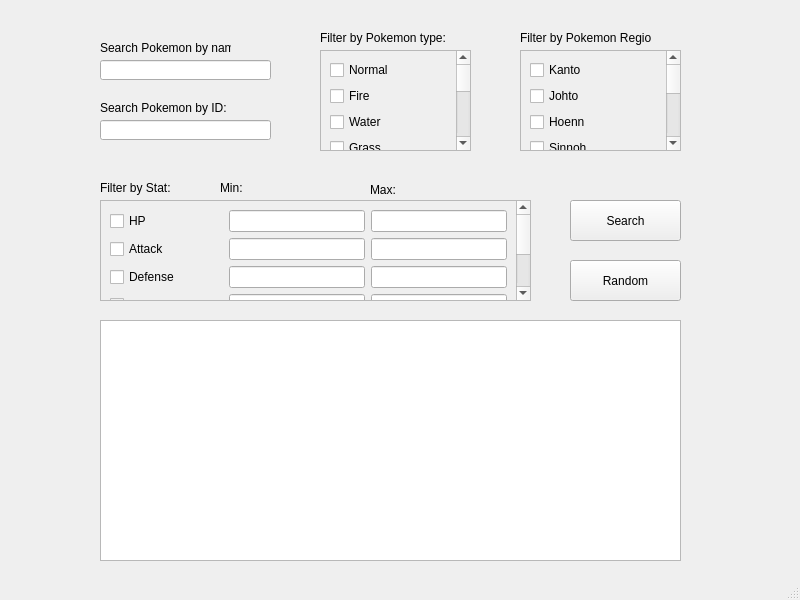
The window that UI/mainWindow.ui (NickHefel/Pokedex) describes before a commit, drawn with Qt 5.
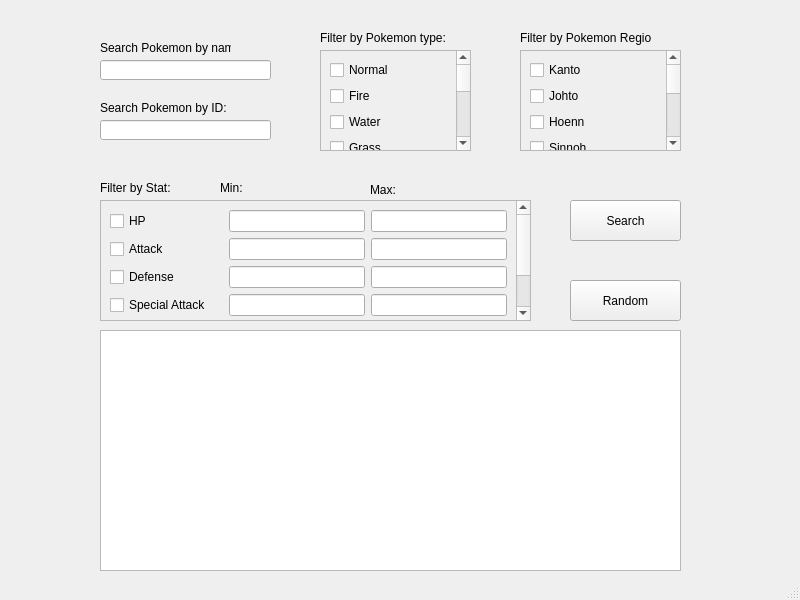
The same window after the commit.

```diff
--- a/UI/mainWindow.ui
+++ b/UI/mainWindow.ui
@@ -311,7 +311,7 @@
       <x>100</x>
       <y>200</y>
       <width>431</width>
-      <height>101</height>
+      <height>121</height>
      </rect>
     </property>
     <property name="widgetResizable">
@@ -321,7 +321,7 @@
      <property name="geometry">
       <rect>
        <x>0</x>
-       <y>-63</y>
+       <y>0</y>
        <width>412</width>
        <height>162</height>
       </rect>
@@ -484,7 +484,7 @@
     <property name="geometry">
      <rect>
       <x>570</x>
-      <y>260</y>
+      <y>280</y>
       <width>111</width>
       <height>41</height>
      </rect>
@@ -493,21 +493,14 @@
      <string>Random</string>
     </property>
    </widget>
-   <widget class="QTableView" name="searchResultsTableView">
-    <property name="geometry">
-     <rect>
-      <x>100</x>
-      <y>320</y>
-      <width>581</width>
-      <height>241</height>
-     </rect>
-    </property>
-   </widget>
    <widget class="QTableWidget" name="searchResultsTableWidget">
+    <property name="enabled">
+     <bool>true</bool>
+    </property>
     <property name="geometry">
      <rect>
       <x>100</x>
-      <y>320</y>
+      <y>330</y>
       <width>581</width>
       <height>241</height>
      </rect>
```
Left out of the diff: 5 changed lines with no effect on the pictures.
